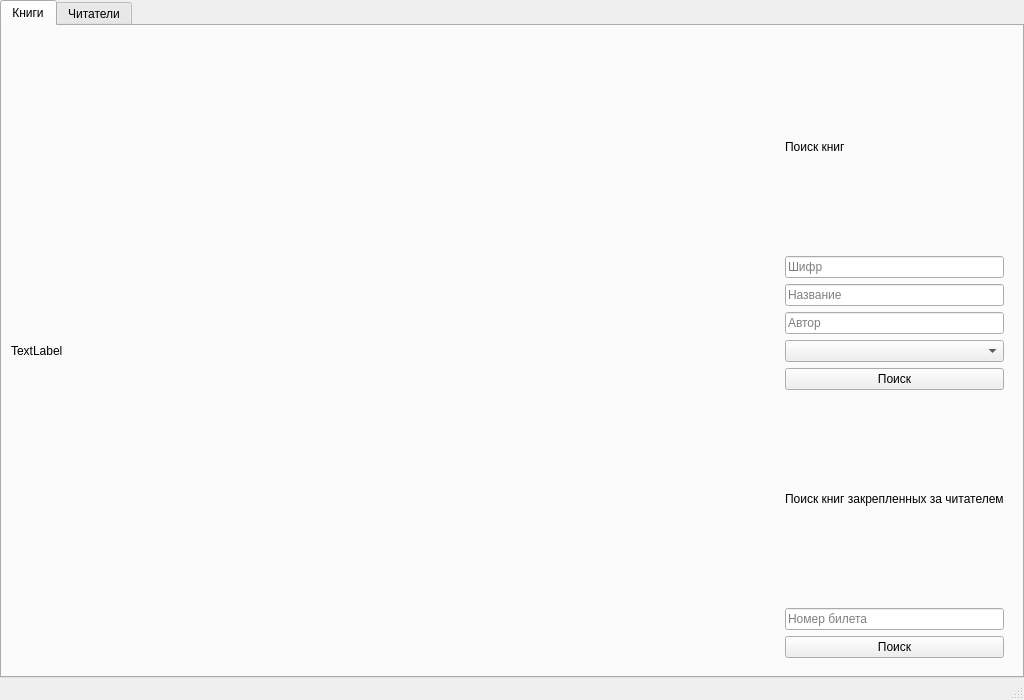
Before: the Qt Designer form main_form.ui in AlexXx235/Library_CW, drawn with Qt 5.
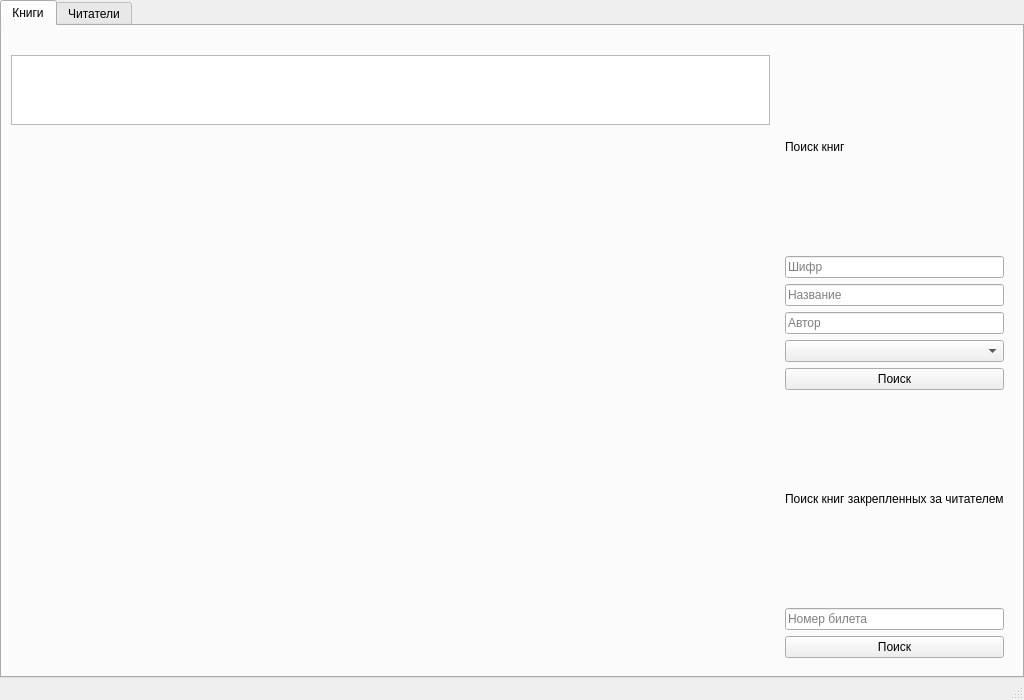
After: the same form once the commit is applied.

Commit message: before adding delete column

Patch:
```diff
--- a/main_form.ui
+++ b/main_form.ui
@@ -47,11 +47,74 @@
        </attribute>
        <layout class="QHBoxLayout" name="horizontalLayout">
         <item>
-         <widget class="QLabel" name="test_label">
-          <property name="text">
-           <string>TextLabel</string>
-          </property>
-         </widget>
+         <layout class="QVBoxLayout" name="verticalLayout_2">
+          <item>
+           <widget class="QLabel" name="query_label">
+            <property name="text">
+             <string/>
+            </property>
+           </widget>
+          </item>
+          <item>
+           <widget class="QTableWidget" name="books_table">
+            <property name="sizePolicy">
+             <sizepolicy hsizetype="Expanding" vsizetype="Fixed">
+              <horstretch>0</horstretch>
+              <verstretch>0</verstretch>
+             </sizepolicy>
+            </property>
+            <property name="sizeAdjustPolicy">
+             <enum>QAbstractScrollArea::AdjustToContents</enum>
+            </property>
+            <property name="editTriggers">
+             <set>QAbstractItemView::NoEditTriggers</set>
+            </property>
+            <property name="tabKeyNavigation">
+             <bool>false</bool>
+            </property>
+            <property name="showDropIndicator" stdset="0">
+             <bool>false</bool>
+            </property>
+            <property name="dragDropOverwriteMode">
+             <bool>false</bool>
+            </property>
+            <property name="selectionMode">
+             <enum>QAbstractItemView::NoSelection</enum>
+            </property>
+            <property name="textElideMode">
+             <enum>Qt::ElideLeft</enum>
+            </property>
+            <property name="sortingEnabled">
+             <bool>false</bool>
+            </property>
+            <property name="cornerButtonEnabled">
+             <bool>false</bool>
+            </property>
+            <property name="rowCount">
+             <number>0</number>
+            </property>
+            <property name="columnCount">
+             <number>0</number>
+            </property>
+            <attribute name="horizontalHeaderStretchLastSection">
+             <bool>false</bool>
+            </attribute>
+           </widget>
+          </item>
+          <item>
+           <spacer name="verticalSpacer">
+            <property name="orientation">
+             <enum>Qt::Vertical</enum>
+            </property>
+            <property name="sizeHint" stdset="0">
+             <size>
+              <width>20</width>
+              <height>40</height>
+             </size>
+            </property>
+           </spacer>
+          </item>
+         </layout>
         </item>
         <item>
          <widget class="QWidget" name="book_search_widget" native="true">
```
The commit also changes 6 other files.
